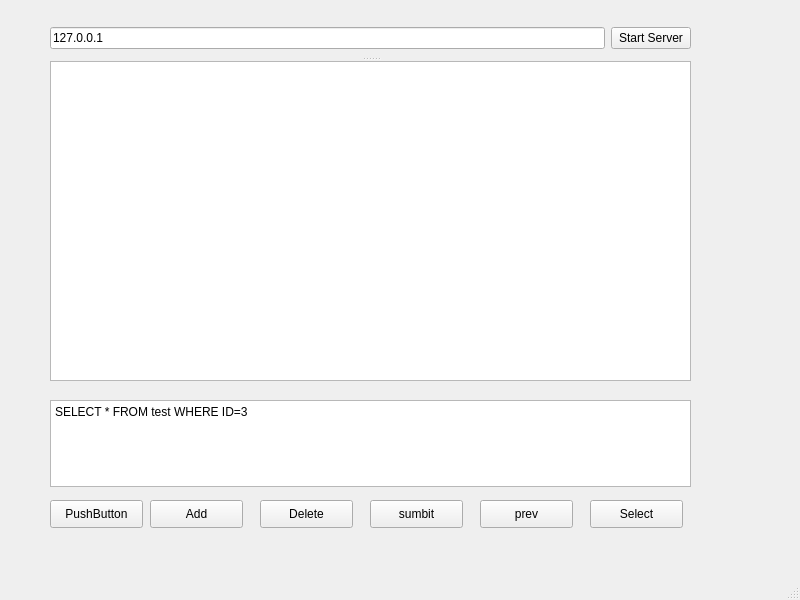
Old version of the form TransportManagersServer/mainwindow.ui in the repository werasaimon/TransportManagers.
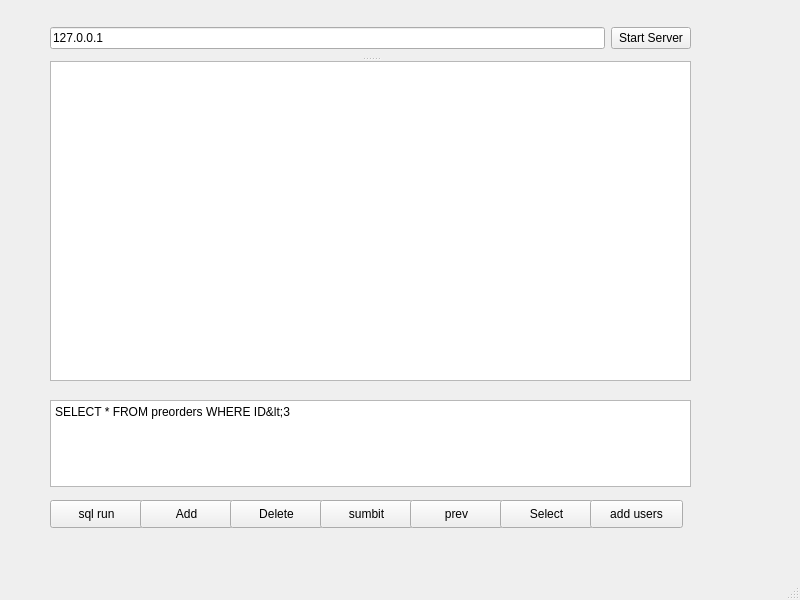
New version of the form.

```diff
--- a/TransportManagersServer/mainwindow.ui
+++ b/TransportManagersServer/mainwindow.ui
@@ -24,13 +24,13 @@
      </rect>
     </property>
     <property name="text">
-     <string>PushButton</string>
+     <string>sql run</string>
     </property>
    </widget>
    <widget class="QPushButton" name="pushButton_2">
     <property name="geometry">
      <rect>
-      <x>150</x>
+      <x>140</x>
       <y>500</y>
       <width>93</width>
       <height>28</height>
@@ -43,7 +43,7 @@
    <widget class="QPushButton" name="pushButton_3">
     <property name="geometry">
      <rect>
-      <x>260</x>
+      <x>230</x>
       <y>500</y>
       <width>93</width>
       <height>28</height>
@@ -56,7 +56,7 @@
    <widget class="QPushButton" name="pushButton_4">
     <property name="geometry">
      <rect>
-      <x>370</x>
+      <x>320</x>
       <y>500</y>
       <width>93</width>
       <height>28</height>
@@ -69,7 +69,7 @@
    <widget class="QPushButton" name="pushButton_5">
     <property name="geometry">
      <rect>
-      <x>480</x>
+      <x>410</x>
       <y>500</y>
       <width>93</width>
       <height>28</height>
@@ -82,7 +82,7 @@
    <widget class="QPushButton" name="pushButton_6">
     <property name="geometry">
      <rect>
-      <x>590</x>
+      <x>500</x>
       <y>500</y>
       <width>93</width>
       <height>28</height>
@@ -102,7 +102,7 @@
      </rect>
     </property>
     <property name="plainText">
-     <string>SELECT * FROM test WHERE ID=3</string>
+     <string>SELECT * FROM preorders WHERE ID&lt;3</string>
     </property>
    </widget>
    <widget class="QSplitter" name="splitter">
@@ -144,6 +144,19 @@
      </attribute>
     </widget>
    </widget>
+   <widget class="QPushButton" name="pushButton_ttt">
+    <property name="geometry">
+     <rect>
+      <x>590</x>
+      <y>500</y>
+      <width>93</width>
+      <height>28</height>
+     </rect>
+    </property>
+    <property name="text">
+     <string>add users</string>
+    </property>
+   </widget>
   </widget>
   <widget class="QMenuBar" name="menubar">
    <property name="geometry">
```
Left out of the diff: 2 changed lines with no effect on the pictures.
